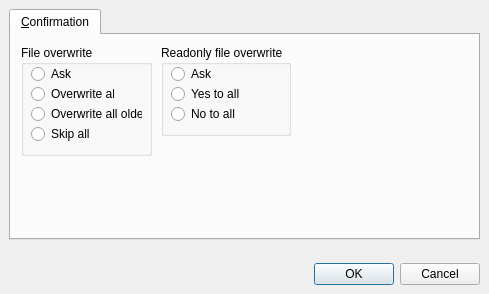
The window that OptionsDialog.ui (martin-kudlicka/file-commander) describes before a commit, drawn with Qt 5.
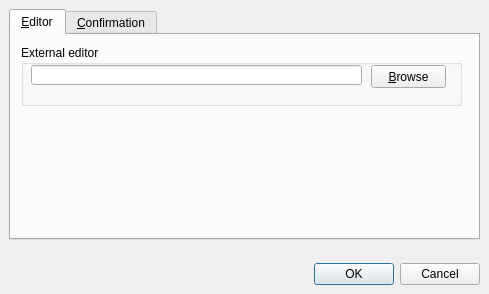
The same window after the commit. The open tabs and pages were chosen to show the change.

Commit message: + configurable external editor

```diff
--- a/OptionsDialog.ui
+++ b/OptionsDialog.ui
@@ -556,6 +556,47 @@
          <property name="currentIndex" >
           <number>0</number>
          </property>
+         <widget class="QWidget" name="tab_10" >
+          <attribute name="title" >
+           <string>&amp;Editor</string>
+          </attribute>
+          <widget class="QGroupBox" name="groupBox_8" >
+           <property name="geometry" >
+            <rect>
+             <x>10</x>
+             <y>10</y>
+             <width>441</width>
+             <height>61</height>
+            </rect>
+           </property>
+           <property name="title" >
+            <string>External editor</string>
+           </property>
+           <widget class="QLineEdit" name="qleExternalEditor" >
+            <property name="geometry" >
+             <rect>
+              <x>10</x>
+              <y>20</y>
+              <width>331</width>
+              <height>20</height>
+             </rect>
+            </property>
+           </widget>
+           <widget class="QPushButton" name="qpbExternalEditorBrowse" >
+            <property name="geometry" >
+             <rect>
+              <x>350</x>
+              <y>20</y>
+              <width>75</width>
+              <height>23</height>
+             </rect>
+            </property>
+            <property name="text" >
+             <string>&amp;Browse</string>
+            </property>
+           </widget>
+          </widget>
+         </widget>
          <widget class="QWidget" name="tab_6" >
           <attribute name="title" >
            <string>&amp;Confirmation</string>
```
The commit also changes 5 other files.
